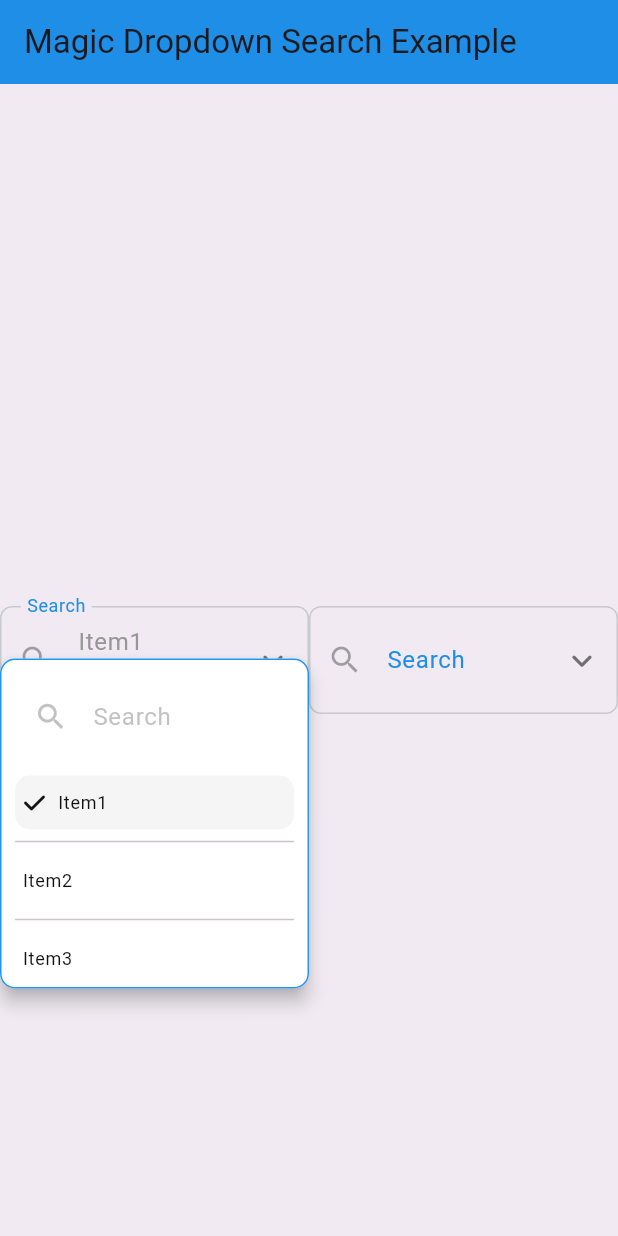
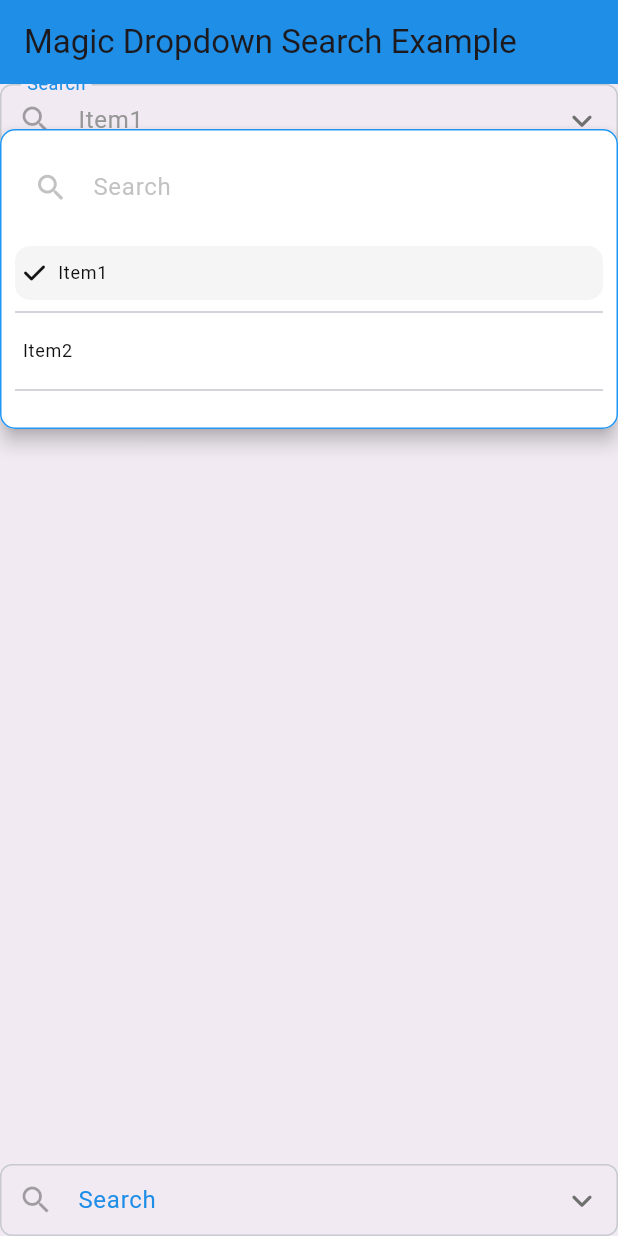
Before and after one commit to MZzzNn/magic_dropdown_search, a Flutter app: the screen it shows after launch, after a tap on "Search", on a phone screen of 412 x 824 dp. Run offline on Flutter 3.47's test engine with Material 3 defaults, Android fonts, the phone set to English and light mode, and no system bars; our stand-ins replace font_awesome_flutter, shimmer.

Commit message:
:bug: fix(dropdown): adjust dropdown height handling and improve dialog positioning logic, update example and version to 0.0.9

```diff
--- a/example/lib/main.dart
+++ b/example/lib/main.dart
@@ -16,10 +16,9 @@ class MyApp extends StatelessWidget {
           backgroundColor: Colors.blue,
         ),
         body: Center(
-          child: Row(
+          child: Column(
             children: [
-              Expanded(
-                child: MagicDropdownSearch(
+              MagicDropdownSearch(
                 // label: 'Search',
                 onChanged: (value) {
                   print('Selected value: $value');
@@ -54,9 +53,8 @@ class MyApp extends StatelessWidget {
                   ),
                 ),
               ),
-              ),
-              Expanded(
-                child: MagicDropdownSearch(
+              Spacer(),
+              MagicDropdownSearch(
                 // label: 'Search',
                 onChanged: (value) {
                   print('Selected value: $value');
@@ -119,7 +117,6 @@ class MyApp extends StatelessWidget {
                   hintStyle: TextStyle(color: Colors.grey),
                 ),
               ),
-              ),
             ],
           ),
         ),
--- a/lib/src/dropdown_button.dart
+++ b/lib/src/dropdown_button.dart
@@ -76,7 +76,8 @@ class _MagicDropdownSearchState extends State<MagicDropdownSearch> {
             itemBuilder: widget.itemBuilder,
           ),
           dropdownGlobalKey,
-          widget.dropdownBoxDecoration, // Pass the key
+          widget.dropdownBoxDecoration,
+          widget.dropdownHeight ?? 300,
         );
         if (v != null) {
           value = v;
--- a/lib/src/dropdown_dialog.dart
+++ b/lib/src/dropdown_dialog.dart
@@ -2,6 +2,7 @@ part of '../magic_dropdown_search.dart';
 
 class DropDownSearchDialog extends StatefulWidget {
   final Widget body;
+  final double dropdownHeight;
   final GlobalKey<FormFieldState<String>> dropdownKey;
   final DropDownBoxDecoration? dropdownBoxDecoration;
 
@@ -10,6 +11,7 @@ class DropDownSearchDialog extends StatefulWidget {
     required this.body,
     required this.dropdownKey,
     this.dropdownBoxDecoration,
+    required this.dropdownHeight,
   });
 
   static Future<String?> show(
@@ -17,6 +19,7 @@ class DropDownSearchDialog extends StatefulWidget {
     Widget body,
     GlobalKey<FormFieldState<String>> dropdownKey,
     DropDownBoxDecoration? dropdownBoxDecoration,
+    double dropdownHeight,
   ) async {
     return showDialog(
       context: context,
@@ -25,6 +28,7 @@ class DropDownSearchDialog extends StatefulWidget {
         return DropDownSearchDialog(
             body: body,
             dropdownKey: dropdownKey,
+            dropdownHeight: dropdownHeight,
             dropdownBoxDecoration: dropdownBoxDecoration);
       },
     );
@@ -58,25 +62,39 @@ class _DropDownSearchDialogState extends State<DropDownSearchDialog>
   }
 
   Offset _getPosition(BuildContext context) {
-    RenderBox renderBox = widget.dropdownKey.currentContext!.findRenderObject()
-        as RenderBox; // Use the key from the widget
+    RenderBox renderBox = widget.dropdownKey.currentContext!.findRenderObject() as RenderBox;
     Offset position = renderBox.localToGlobal(Offset.zero);
     return position;
   }
 
   Size _getSize(BuildContext context) {
-    RenderBox renderBox = widget.dropdownKey.currentContext!.findRenderObject()
-        as RenderBox; // Use the key from the widget
+    RenderBox renderBox = widget.dropdownKey.currentContext!.findRenderObject() as RenderBox;
     return renderBox.size;
+  }
+
+  double _getScreenHeight(BuildContext context) {
+    return MediaQuery.of(context).size.height;
+  }
+
+  double _getKeyboardHeight(BuildContext context) {
+    return MediaQuery.of(context).viewInsets.bottom;
   }
 
   @override
   Widget build(BuildContext context) {
+    final position = _getPosition(context);
+    final size = _getSize(context);
+    final screenHeight = _getScreenHeight(context);
+    final keyboardHeight = _getKeyboardHeight(context);
+    final availableSpaceBelow = screenHeight - position.dy - size.height - keyboardHeight;
+
+    bool showAbove = availableSpaceBelow < widget.dropdownHeight;
+
     return Stack(
       children: [
         Positioned(
-          top: _getPosition(context).dy + 35,
-          left: _getPosition(context).dx,
+          top: showAbove ? position.dy - widget.dropdownHeight : position.dy + 30,
+          left: position.dx,
           child: Material(
             color: widget.dropdownBoxDecoration?.color ??
                 Theme.of(context).scaffoldBackgroundColor,
@@ -94,7 +112,8 @@ class _DropDownSearchDialogState extends State<DropDownSearchDialog>
                 sizeFactor: _animation,
                 axisAlignment: 0.0,
                 child: Container(
-                  width: _getSize(context).width,
+                  width: size.width,
+                  height: widget.dropdownHeight,
                   padding: const EdgeInsets.all(10),
                   child: widget.body,
                 ),
--- a/pubspec.yaml
+++ b/pubspec.yaml
@@ -1,6 +1,6 @@
 name: magic_dropdown_search
 description: "A flutter package for a dropdown search with dynamic data from Api"
-version: 0.0.8
+version: 0.0.9
 homepage: https://github.com/mzzznn
 repository: https://github.com/mzzznn/magic_dropdown_search
 
```
Also changed, not shown: 1 other file. Lines whose indentation alone changed are shown as unchanged.
